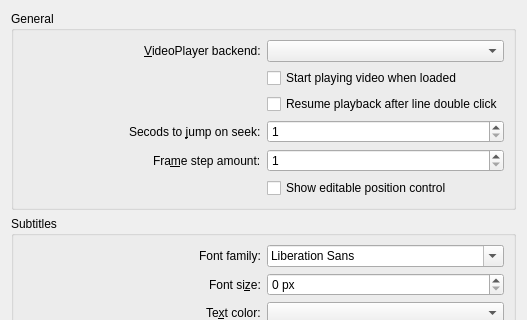
First picture: the form in src/configs/playerconfigwidget.ui, repository maxrd2/SubtitleComposer, before the edit; both pictures show x 0 to 527 and y 0 to 320 of the 527 by 587 pixel window.
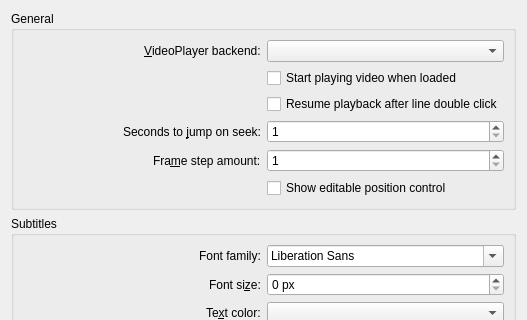
Second picture: the form after the edit. Custom widgets are drawn as their Qt base class.

```diff
--- a/src/configs/playerconfigwidget.ui
+++ b/src/configs/playerconfigwidget.ui
@@ -20,7 +20,7 @@
       <item row="3" column="0" alignment="Qt::AlignRight">
        <widget class="QLabel" name="label_4">
         <property name="text">
-         <string>Secods to &amp;jump on seek:</string>
+         <string>Seconds to &amp;jump on seek:</string>
         </property>
         <property name="buddy">
          <cstring>kcfg_SeekJumpLength</cstring>
```
